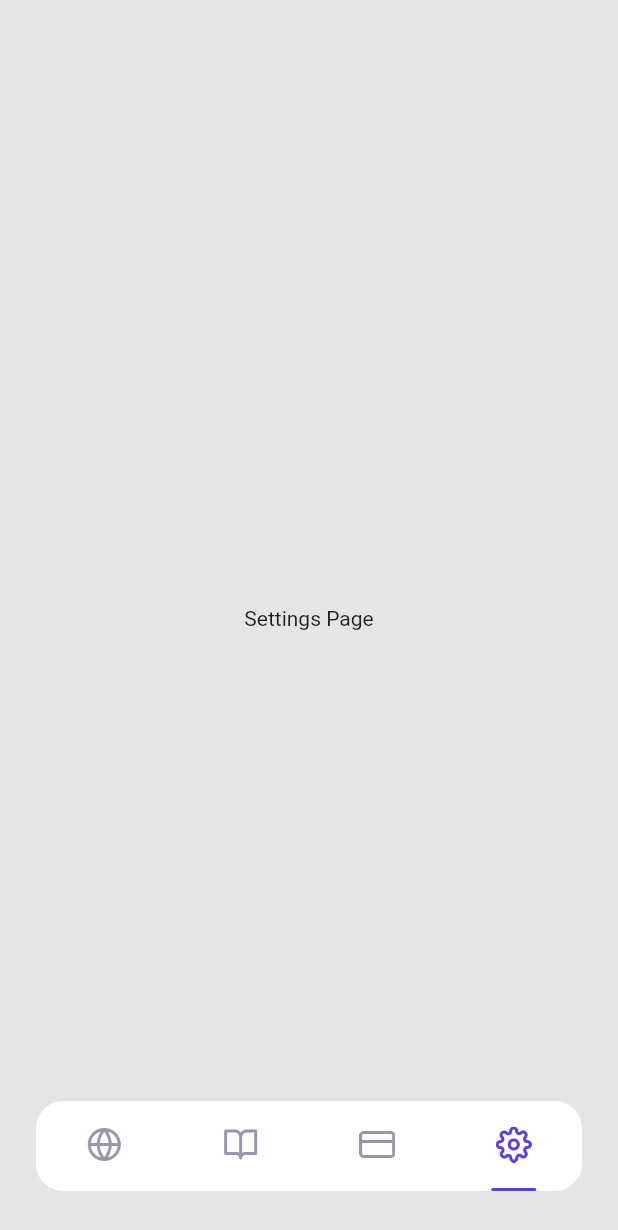
After one commit to embunazzahra/travel_app, a Flutter app: the MainPage screen opened by its route, item 4 of the bottom bar chosen, on a phone screen of 412 x 824 dp. The commit adds this screen. Shown: the top 1230 px of the screen. Run offline on Flutter 3.47's test engine with Material 2 defaults, Android fonts, the phone set to English and light mode, and no system bars; our stand-ins replace bloc, flutter_bloc, google_fonts.

Commit message:
implement bloc for navigation menu

```diff
--- /dev/null
+++ b/lib/cubit/page_cubit.dart
@@ -0,0 +1,9 @@
+import 'package:bloc/bloc.dart';
+
+class PageCubit extends Cubit<int> {
+  PageCubit() : super(0);
+
+  void setPage(int page) {
+    emit(page);
+  }
+}
--- a/lib/ui/pages/main_page.dart
+++ b/lib/ui/pages/main_page.dart
@@ -1,4 +1,9 @@
 import 'package:flutter/material.dart';
+import 'package:flutter_bloc/flutter_bloc.dart';
+import 'package:travel_app/cubit/page_cubit.dart';
+import 'package:travel_app/ui/pages/card_page.dart';
+import 'package:travel_app/ui/pages/settings_page.dart';
+import 'package:travel_app/ui/pages/transaction_page.dart';
 import '../../shared/theme.dart';
 import '../../ui/widgets/custom_bottom_navigation_item.dart';
 import 'home_page.dart';
@@ -8,8 +13,19 @@ class MainPage extends StatelessWidget {
 
   @override
   Widget build(BuildContext context) {
-    Widget buildContent() {
+    Widget buildContent(int currentPage) {
+      switch (currentPage) {
+        case 0:
           return HomePage();
+        case 1:
+          return TransactionPage();
+        case 2:
+          return CardPage();
+        case 3:
+          return SettingsPage();
+        default:
+          return HomePage();
+      }
     }
 
     Widget customBottomNavigation() {
@@ -29,25 +45,39 @@ class MainPage extends StatelessWidget {
             children: [
               CustomBottomNavigationItem(
                 imgUrl: 'assets/icon_globe.png',
-                isSelected: true,
+                index: 0,
               ),
-              CustomBottomNavigationItem(imgUrl: 'assets/icon_menu.png'),
-              CustomBottomNavigationItem(imgUrl: 'assets/icon_wallet.png'),
-              CustomBottomNavigationItem(imgUrl: 'assets/icon_settings.png'),
+              CustomBottomNavigationItem(
+                imgUrl: 'assets/icon_menu.png',
+                index: 1,
+              ),
+              CustomBottomNavigationItem(
+                imgUrl: 'assets/icon_wallet.png',
+                index: 2,
+              ),
+              CustomBottomNavigationItem(
+                imgUrl: 'assets/icon_settings.png',
+                index: 3,
+              ),
             ],
           ),
         ),
       );
     }
 
+    return BlocBuilder<PageCubit, int>(
+      //state adalah integer nomor page dari Cubit
+      builder: (context, state) {
         return Scaffold(
           backgroundColor: kBackgroundColor,
           body: Stack(
             children: [
-          buildContent(),
+              buildContent(state),
               customBottomNavigation(),
             ],
           ),
         );
+      },
+    );
   }
 }
--- /dev/null
+++ b/lib/ui/pages/settings_page.dart
@@ -0,0 +1,12 @@
+import 'package:flutter/material.dart';
+
+class SettingsPage extends StatelessWidget {
+  const SettingsPage({Key? key}) : super(key: key);
+
+  @override
+  Widget build(BuildContext context) {
+    return Center(
+      child: Text('Settings Page'),
+    );
+  }
+}
--- a/lib/ui/widgets/custom_bottom_navigation_item.dart
+++ b/lib/ui/widgets/custom_bottom_navigation_item.dart
@@ -1,32 +1,44 @@
 import 'package:flutter/material.dart';
+import 'package:travel_app/cubit/page_cubit.dart';
 import '../../shared/theme.dart';
+import 'package:flutter_bloc/flutter_bloc.dart';
 
 class CustomBottomNavigationItem extends StatelessWidget {
   const CustomBottomNavigationItem(
-      {Key? key, required this.imgUrl, this.isSelected = false})
+      {Key? key, required this.imgUrl, required this.index})
       : super(key: key);
 
   final String imgUrl;
-  final bool isSelected;
+  final int index;
 
   @override
   Widget build(BuildContext context) {
-    return Column(mainAxisAlignment: MainAxisAlignment.spaceBetween, children: [
+    return GestureDetector(
+      onTap: () {
+        context.read<PageCubit>().setPage(index);
+      },
+      child:
+          Column(mainAxisAlignment: MainAxisAlignment.spaceBetween, children: [
         SizedBox(),
-      Container(
+        Image.asset(
+          imgUrl,
           width: 24,
           height: 24,
-        decoration:
-            BoxDecoration(image: DecorationImage(image: AssetImage(imgUrl))),
+          color: context.read<PageCubit>().state == index
+              ? kPurpleColor
+              : kGreyColor,
         ),
         Container(
           width: 30,
           height: 2,
           decoration: BoxDecoration(
-          color: isSelected ? kPurpleColor : Colors.transparent,
+            color: context.read<PageCubit>().state == index
+                ? kPurpleColor
+                : Colors.transparent,
             borderRadius: BorderRadius.circular(defaultRadius),
           ),
         )
-    ]);
+      ]),
+    );
   }
 }
--- a/pubspec.yaml
+++ b/pubspec.yaml
@@ -29,6 +29,7 @@ dependencies:
   # Use with the CupertinoIcons class for iOS style icons.
   cupertino_icons: ^1.0.2
   google_fonts: ^2.1.0
+  flutter_bloc: ^8.0.1
 
 dev_dependencies:
   flutter_test:
```
Also changed, not shown: lib/main.dart (+6 -1 lines), lib/ui/pages/card_page.dart (added, +12 -0 lines), lib/ui/pages/transaction_page.dart (added, +12 -0 lines), pubspec.lock. Lines whose indentation alone changed are shown as unchanged.
